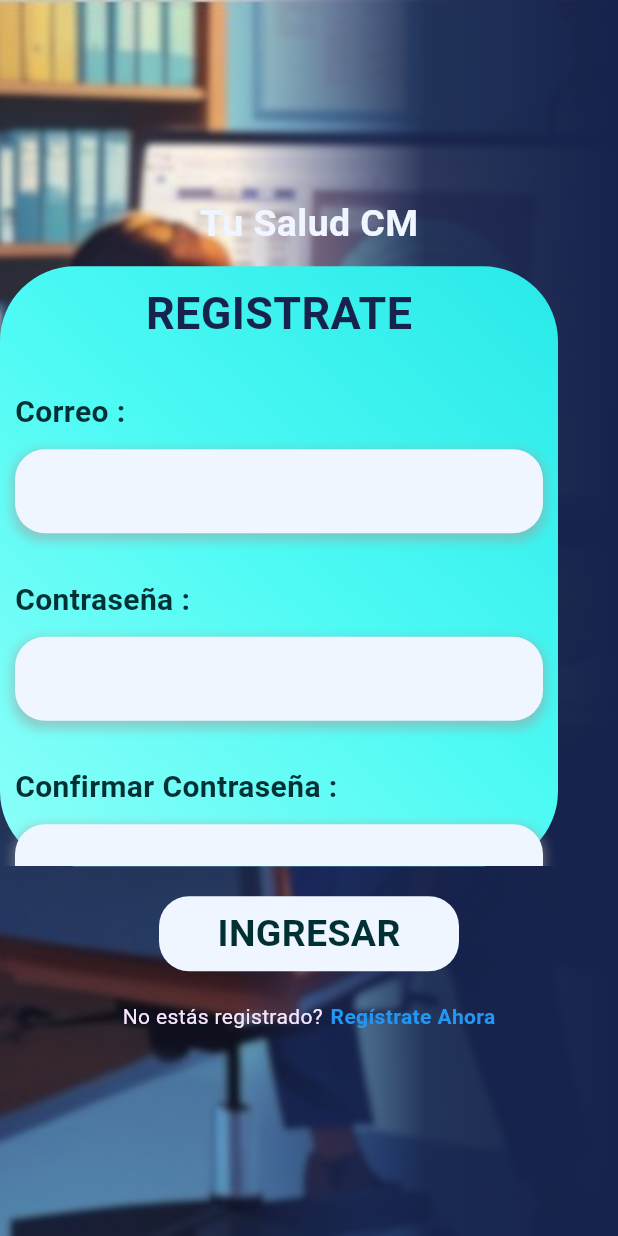
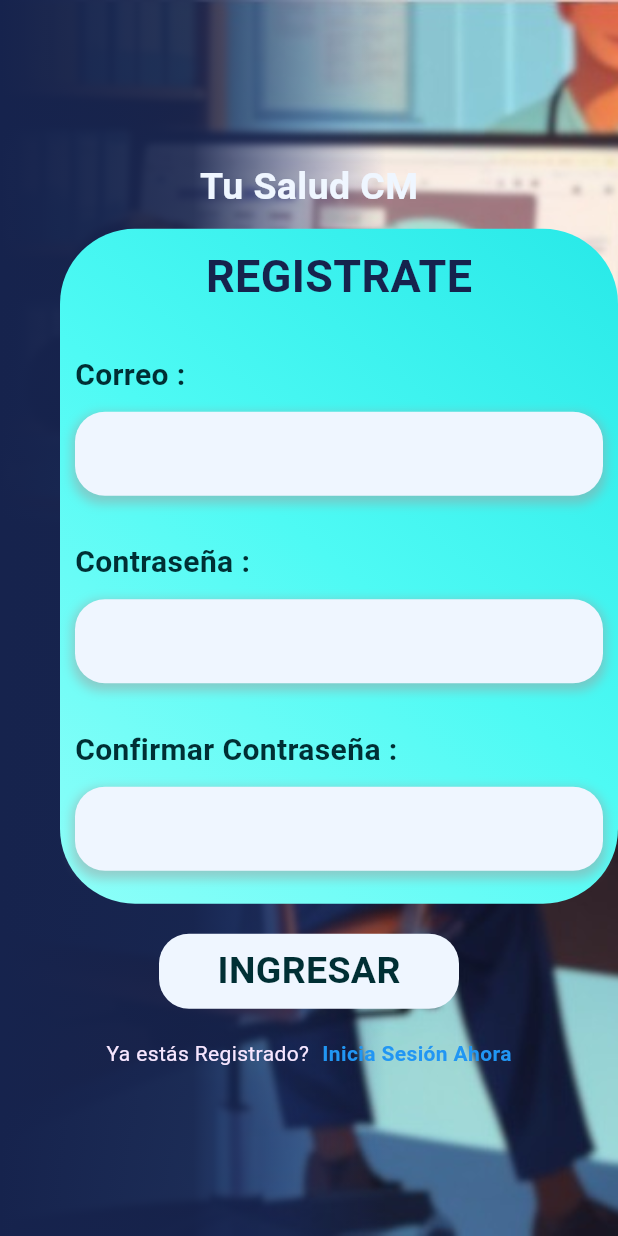
Before and after one commit to Nicolas18RO/Hospital_application_web, a Flutter app: the RegisterScreen screen opened directly, on a phone screen of 412 x 824 dp. Run offline on Flutter 3.47's test engine with Material 3 defaults, Android fonts, the phone set to English and light mode, and no system bars.

Commit message:
Hospital Application Web

```diff
--- a/lib/Login Module/Components/my_button_login.dart
+++ b/lib/Components/Widgets/my_button.dart
@@ -1,10 +1,10 @@
 import 'package:flutter/material.dart';
 
-class MyButtonLogin extends StatelessWidget {
+class MyButton extends StatelessWidget {
   final Function()? onTap;
   final String text;
 
-  const MyButtonLogin({super.key, required this.onTap, required this.text});
+  const MyButton({super.key, required this.onTap, required this.text});
 
   @override
   Widget build(BuildContext context) {
--- a/lib/Login Module/Components/my_text_login.dart
+++ b/lib/Components/Widgets/my_text.dart
@@ -1,11 +1,11 @@
 import 'package:flutter/material.dart';
 
-class MyTextLogin extends StatelessWidget {
+class MyText extends StatelessWidget {
   final String texto;
   final double fontSizeText;
   final Color? color;
 
-  const MyTextLogin(
+  const MyText(
       {super.key, required this.texto, required this.fontSizeText, this.color});
 
   @override
--- a/lib/Login Module/Components/my_textfield_login.dart
+++ b/lib/Components/Widgets/my_textfield.dart
@@ -1,10 +1,10 @@
 import 'package:flutter/material.dart';
 
-class MyTextFieldLogin extends StatelessWidget {
+class MyTextField extends StatelessWidget {
   final TextEditingController? controller;
   final bool obscureText;
 
-  const MyTextFieldLogin({
+  const MyTextField({
     super.key,
     required this.controller,
     required this.obscureText,
--- a/lib/Login Module/Components/register_ontap.dart
+++ b/lib/Components/Widgets/text_ontap.dart
@@ -1,11 +1,14 @@
 import 'package:flutter/material.dart';
 
-class RegisterOnTap extends StatelessWidget {
+class TextOnTap extends StatelessWidget {
+  final String messageText, onTapText;
   final VoidCallback? onTap;
 
-  const RegisterOnTap({
+  const TextOnTap({
     super.key,
     required this.onTap,
+    required this.messageText,
+    required this.onTapText,
   });
 
   @override
@@ -13,16 +16,16 @@ class RegisterOnTap extends StatelessWidget {
     return Row(
       mainAxisAlignment: MainAxisAlignment.center,
       children: [
-        const Text(
-          'No estás registrado?',
-          style: TextStyle(color: Color(0xfff7e6ff)),
+        Text(
+          messageText,
+          style: const TextStyle(color: Color(0xfff7e6ff)),
         ),
         const SizedBox(width: 5),
         GestureDetector(
           onTap: onTap,
-          child: const Text(
-            'Regístrate Ahora',
-            style: TextStyle(
+          child: Text(
+            onTapText,
+            style: const TextStyle(
               color: Colors.blue,
               fontWeight: FontWeight.bold,
             ),
--- a/lib/Login Module/Screen/register_screen.dart
+++ /dev/null
@@ -1,135 +0,0 @@
-import 'package:flutter/material.dart';
-import 'package:hospital_gestion_application/Login%20Module/Components/my_button_login.dart';
-import 'package:hospital_gestion_application/Login%20Module/Components/my_text_login.dart';
-import 'package:hospital_gestion_application/Login%20Module/Components/my_textfield_login.dart';
-import 'package:hospital_gestion_application/Login%20Module/Components/register_ontap.dart';
-import 'package:hospital_gestion_application/Login%20Module/Components/style_login.dart';
-import 'package:hospital_gestion_application/Login%20Module/Screen/login_screen.dart';
-
-class RegisterScreen extends StatelessWidget {
-  final TextEditingController? emailController,
-      passwordController,
-      confirmPasswordController;
-  const RegisterScreen({
-    super.key,
-    this.emailController,
-    this.passwordController,
-    this.confirmPasswordController,
-  });
-
-  @override
-  Widget build(BuildContext context) {
-    return Scaffold(
-      body: Stack(children: <Widget>[
-        //Image Background
-        Positioned.fill(
-          child: Image.asset(
-            'lib/Components/Images/LoginWallpaper.jpg',
-            fit: BoxFit.cover,
-          ),
-        ),
-
-        //Half-Color Gradient Background
-        const Align(
-            alignment: Alignment.centerRight, child: HalfColorBackground()),
-
-        //Login Container
-        Align(
-          alignment: Alignment.centerRight,
-          child: Column(
-            mainAxisAlignment: MainAxisAlignment.center,
-            children: [
-              const MyTextLogin(
-                texto: 'Tu Salud CM',
-                fontSizeText: 25,
-                color: Color(0xFFEFF6FF),
-              ),
-              const SizedBox(height: 10),
-              Padding(
-                padding: const EdgeInsets.only(right: 40),
-                //Login Container
-                child: ContainerLogin(
-                  child: SingleChildScrollView(
-                    child: Column(
-                      children: [
-                        //Text: INICIO DE SESION
-                        const SizedBox(height: 10),
-                        const MyTextLogin(
-                          texto: 'REGISTRATE',
-                          fontSizeText: 30,
-                          color: Color(0xFF16234D),
-                        ),
-
-                        Padding(
-                          padding: const EdgeInsets.all(10),
-                          child: Column(
-                            crossAxisAlignment: CrossAxisAlignment.start,
-                            children: [
-                              //Text: Correo Electronico
-                              const SizedBox(height: 20),
-                              const MyTextLogin(
-                                  texto: 'Correo :',
-                                  fontSizeText: 20,
-                                  color: Color(0xFF002F34)),
-
-                              //TextField Email
-                              MyTextFieldLogin(
-                                controller: emailController,
-                                obscureText: false,
-                              ),
-
-                              //Text: Contraseña
-                              const SizedBox(height: 20),
-                              const MyTextLogin(
-                                  texto: 'Contraseña :',
-                                  fontSizeText: 20,
-                                  color: Color(0xFF002F34)),
-
-                              //TextField Password
-                              MyTextFieldLogin(
-                                controller: passwordController,
-                                obscureText: true,
-                              ),
-
-                              //Text: Confirmar Contraseña
-                              const SizedBox(height: 20),
-                              const MyTextLogin(
-                                  texto: 'Confirmar Contraseña :',
-                                  fontSizeText: 20,
-                                  color: Color(0xFF002F34)),
-
-                              //TextField Confirm Password
-                              MyTextFieldLogin(
-                                controller: confirmPasswordController,
-                                obscureText: true,
-                              ),
-                            ],
-                          ),
-                        )
-                      ],
-                    ),
-                  ),
-                ),
-              ),
-              //INGRESAR Button
-              const SizedBox(height: 20),
-              const MyButtonLogin(onTap: null, text: 'INGRESAR'),
-
-              //Text: No estás registrado?
-              //OnTap: Navagate to RegisterScreen
-              const SizedBox(height: 15),
-              SizedBox(
-                height: 30,
-                width: 400,
-                child: RegisterOnTap(onTap: () {
-                  Navigator.push(context,
-                      MaterialPageRoute(builder: (context) => LoginScreen()));
-                }),
-              )
-            ],
-          ),
-        ),
-      ]),
-    );
-  }
-}
--- a/lib/Register Module/Components/my_text_login.dart
+++ /dev/null
@@ -1,19 +0,0 @@
-import 'package:flutter/material.dart';
-
-class MyTextLogin extends StatelessWidget {
-  final String texto;
-  final double fontSizeText;
-  final Color? color;
-
-  const MyTextLogin(
-      {super.key, required this.texto, required this.fontSizeText, this.color});
-
-  @override
-  Widget build(BuildContext context) {
-    return Text(
-      texto,
-      style: TextStyle(
-          color: color, fontSize: fontSizeText, fontWeight: FontWeight.bold),
-    );
-  }
-}
--- a/lib/Register Module/Components/register_ontap.dart
+++ /dev/null
@@ -1,34 +0,0 @@
-import 'package:flutter/material.dart';
-
-class RegisterOnTap extends StatelessWidget {
-  final VoidCallback? onTap;
-
-  const RegisterOnTap({
-    super.key,
-    required this.onTap,
-  });
-
-  @override
-  Widget build(BuildContext context) {
-    return Row(
-      mainAxisAlignment: MainAxisAlignment.center,
-      children: [
-        const Text(
-          'No estás registrado?',
-          style: TextStyle(color: Color(0xfff7e6ff)),
-        ),
-        const SizedBox(width: 5),
-        GestureDetector(
-          onTap: onTap,
-          child: const Text(
-            'Regístrate Ahora',
-            style: TextStyle(
-              color: Colors.blue,
-              fontWeight: FontWeight.bold,
-            ),
-          ),
-        ),
-      ],
-    );
-  }
-}
--- a/lib/Register Module/Components/style_register.dart
+++ b/lib/Register Module/Components/style_register.dart
@@ -7,7 +7,7 @@ class ContainerRegister extends StatelessWidget {
   @override
   Widget build(BuildContext context) {
     return Container(
-      height: 400,
+      height: 450,
       width: 400,
       decoration: BoxDecoration(
         gradient: const LinearGradient(colors: <Color>[
--- a/lib/Register Module/Screen/register_screen.dart
+++ b/lib/Register Module/Screen/register_screen.dart
@@ -1,12 +1,13 @@
 import 'package:flutter/material.dart';
-import 'package:hospital_gestion_application/Login%20Module/Components/my_button_login.dart';
-import 'package:hospital_gestion_application/Login%20Module/Components/my_text_login.dart';
-import 'package:hospital_gestion_application/Login%20Module/Components/my_textfield_login.dart';
-import 'package:hospital_gestion_application/Login%20Module/Components/register_ontap.dart';
-import 'package:hospital_gestion_application/Login%20Module/Screen/login_screen.dart';
-import 'package:hospital_gestion_application/Register%20Module/Components/style_register.dart';
+import '../../Components/Widgets/my_button.dart';
+import '../../Components/Widgets/my_text.dart';
+import '../../Components/Widgets/my_textfield.dart';
+import '../../Components/Widgets/text_ontap.dart';
+import '../../Login Module/Screen/login_screen.dart';
+import '../Components/style_register.dart';
 
 class RegisterScreen extends StatelessWidget {
+  final Function()? onTap;
   final TextEditingController? emailController,
       passwordController,
       confirmPasswordController;
@@ -15,6 +16,7 @@ class RegisterScreen extends StatelessWidget {
     this.emailController,
     this.passwordController,
     this.confirmPasswordController,
+    this.onTap,
   });
 
   @override
@@ -36,18 +38,18 @@ class RegisterScreen extends StatelessWidget {
 
         //Login Container
         Align(
-          alignment: Alignment.centerRight,
+          alignment: Alignment.centerLeft,
           child: Column(
             mainAxisAlignment: MainAxisAlignment.center,
             children: [
-              const MyTextLogin(
+              const MyText(
                 texto: 'Tu Salud CM',
                 fontSizeText: 25,
                 color: Color(0xFFEFF6FF),
               ),
               const SizedBox(height: 10),
               Padding(
-                padding: const EdgeInsets.only(right: 40),
+                padding: const EdgeInsets.only(left: 40),
                 //Login Container
                 child: ContainerRegister(
                   child: SingleChildScrollView(
@@ -55,7 +57,7 @@ class RegisterScreen extends StatelessWidget {
                       children: [
                         //Text: INICIO DE SESION
                         const SizedBox(height: 10),
-                        const MyTextLogin(
+                        const MyText(
                           texto: 'REGISTRATE',
                           fontSizeText: 30,
                           color: Color(0xFF16234D),
@@ -68,39 +70,39 @@ class RegisterScreen extends StatelessWidget {
                             children: [
                               //Text: Correo Electronico
                               const SizedBox(height: 20),
-                              const MyTextLogin(
+                              const MyText(
                                   texto: 'Correo :',
                                   fontSizeText: 20,
                                   color: Color(0xFF002F34)),
 
                               //TextField Email
-                              MyTextFieldLogin(
+                              MyTextField(
                                 controller: emailController,
                                 obscureText: false,
                               ),
 
                               //Text: Contraseña
                               const SizedBox(height: 20),
-                              const MyTextLogin(
+                              const MyText(
                                   texto: 'Contraseña :',
                                   fontSizeText: 20,
                                   color: Color(0xFF002F34)),
 
                               //TextField Password
-                              MyTextFieldLogin(
+                              MyTextField(
                                 controller: passwordController,
                                 obscureText: true,
                               ),
 
                               //Text: Confirmar Contraseña
                               const SizedBox(height: 20),
-                              const MyTextLogin(
+                              const MyText(
                                   texto: 'Confirmar Contraseña :',
                                   fontSizeText: 20,
                                   color: Color(0xFF002F34)),
 
                               //TextField Confirm Password
-                              MyTextFieldLogin(
+                              MyTextField(
                                 controller: confirmPasswordController,
                                 obscureText: true,
                               ),
@@ -114,18 +116,23 @@ class RegisterScreen extends StatelessWidget {
               ),
               //INGRESAR Button
               const SizedBox(height: 20),
-              const MyButtonLogin(onTap: null, text: 'INGRESAR'),
+              const MyButton(onTap: null, text: 'INGRESAR'),
 
               //Text: No estás registrado?
-              //OnTap: Navagate to RegisterScreen
+              //OnTap: Navagate to LoginScreen
               const SizedBox(height: 15),
               SizedBox(
                 height: 30,
                 width: 400,
-                child: RegisterOnTap(onTap: () {
-                  Navigator.push(context,
-                      MaterialPageRoute(builder: (context) => LoginScreen()));
-                }),
+                child: TextOnTap(
+                    onTap: () {
+                      Navigator.push(
+                          context,
+                          MaterialPageRoute(
+                              builder: (context) => const LoginScreen()));
+                    },
+                    messageText: 'Ya estás Registrado? ',
+                    onTapText: 'Inicia Sesión Ahora'),
               )
             ],
           ),
--- a/lib/main.dart
+++ b/lib/main.dart
@@ -1,5 +1,5 @@
 import 'package:flutter/material.dart';
-import 'package:hospital_gestion_application/Login%20Module/Screen/login_screen.dart';
+import 'package:hospital_gestion_application/Components/Widgets/login_or_register.dart';
 
 void main() {
   runApp(const MainApp());
@@ -10,6 +10,7 @@ class MainApp extends StatelessWidget {
 
   @override
   Widget build(BuildContext context) {
-    return MaterialApp(debugShowCheckedModeBanner: false, home: LoginScreen());
+    return const MaterialApp(
+        debugShowCheckedModeBanner: false, home: LoginOrRegisterScreen());
   }
 }
```
Also changed, not shown: lib/Components/Widgets/login_or_register.dart (added, +34 -0 lines), lib/Login Module/Screen/login_screen.dart (+24 -19 lines), lib/Register Module/Components/my_button_login.dart (deleted, +0 -32 lines), lib/Register Module/Components/my_textfield_login.dart (deleted, +0 -53 lines).
